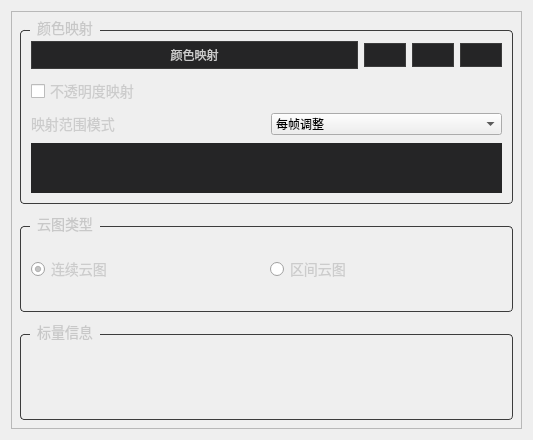
Before: the Qt Designer form Qt/Resources/UI/ScalarView.ui in hu-shuhan/editOpeniGame, drawn with Qt 5.
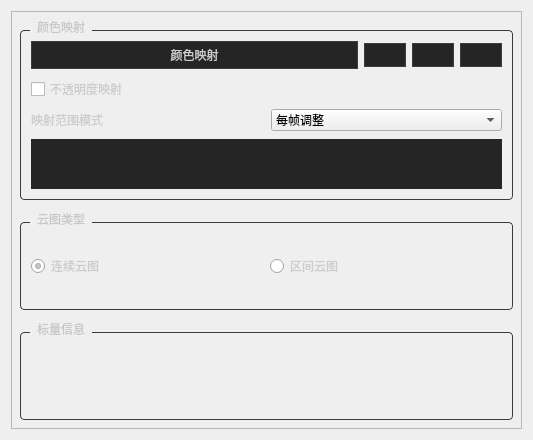
After: the same form once the commit is applied. Icons and pictures are not drawn. Custom widgets are drawn as their Qt base class.

Commit message:
fix(ui): 统一各面板字号（去掉 .ui 内联字号，应用字体对齐全局 13px）
- 删除 7 个面板/对话框 .ui 里内联写死的 font-size（11px~16px 不等）与 1 处 pointsize 8，
  改为继承主题 QSS 的全局 13px；这些面板自带样式表优先级高于主窗口 QSS，全局规则盖不住
- appFont.setPointSize(12) → setPointSizeF(9.75)：QSS 的 13px 是逻辑像素（随 DPI 缩放），
  而 setPixelSize 是设备像素，150% 缩放下两者相差 1.5 倍
- 影响：标量场 / 变量相关性 / 搜索信息 / 选择 / 流线 / 背景色对话框等与左侧初始面板字号一致

```diff
--- a/Qt/Resources/UI/ScalarView.ui
+++ b/Qt/Resources/UI/ScalarView.ui
@@ -62,7 +62,7 @@
             <string>颜色映射</string>
            </property>
            <property name="styleSheet">
-            <string notr="true">QGroupBox { font-size: 14px; color: #C8C8C8; border: 1px solid #3C3C3C; border-radius: 4px; margin-top: 10px; }
+            <string notr="true">QGroupBox { color: #C8C8C8; border: 1px solid #3C3C3C; border-radius: 4px; margin-top: 10px; }
 QGroupBox::title { subcontrol-origin: margin; left: 10px; padding: 0 5px 0 5px; }</string>
            </property>
            <layout class="QVBoxLayout" name="verticalLayout_ColorMapping">
@@ -192,7 +192,7 @@
                 <string>不透明度映射</string>
                 </property>
                 <property name="styleSheet">
-                <string notr="true">QCheckBox { font-size: 14px; color: #CCCCCC; }</string>
+                <string notr="true">QCheckBox { color: #CCCCCC; }</string>
                 </property>
              </widget>
             </item>
@@ -206,7 +206,7 @@
                   <string>映射范围模式</string>
                  </property>
                  <property name="styleSheet">
-                  <string notr="true">QLabel { font-size: 14px; color: #CCCCCC; }</string>
+                  <string notr="true">QLabel { color: #CCCCCC; }</string>
                  </property>
                 </widget>
                </item>
@@ -244,7 +244,7 @@
             <string>云图类型</string>
            </property>
            <property name="styleSheet">
-            <string notr="true">QGroupBox { font-size: 14px; color: #C8C8C8; border: 1px solid #3C3C3C; border-radius: 4px; margin-top: 10px; }
+            <string notr="true">QGroupBox { color: #C8C8C8; border: 1px solid #3C3C3C; border-radius: 4px; margin-top: 10px; }
 QGroupBox::title { subcontrol-origin: margin; left: 10px; padding: 0 5px 0 5px; }</string>
            </property>
            <layout class="QHBoxLayout" name="horizontalLayout_3">
@@ -269,7 +269,7 @@
                <bool>true</bool>
               </property>
               <property name="styleSheet">
-               <string notr="true">QRadioButton { font-size: 14px; color: #CCCCCC; }</string>
+               <string notr="true">QRadioButton { color: #CCCCCC; }</string>
               </property>
              </widget>
             </item>
@@ -279,7 +279,7 @@
                <string>区间云图</string>
               </property>
               <property name="styleSheet">
-               <string notr="true">QRadioButton { font-size: 14px; color: #CCCCCC; }</string>
+               <string notr="true">QRadioButton { color: #CCCCCC; }</string>
               </property>
              </widget>
             </item>
@@ -294,7 +294,7 @@
             <string>标量信息</string>
            </property>
            <property name="styleSheet">
-            <string notr="true">QGroupBox { font-size: 14px; color: #C8C8C8; border: 1px solid #3C3C3C; border-radius: 4px; margin-top: 10px; }
+            <string notr="true">QGroupBox { color: #C8C8C8; border: 1px solid #3C3C3C; border-radius: 4px; margin-top: 10px; }
 QGroupBox::title { subcontrol-origin: margin; left: 10px; padding: 0 5px 0 5px; }</string>
            </property>
            <layout class="QVBoxLayout" name="verticalLayout_ScalarInfo">
@@ -319,7 +319,7 @@
                <set>Qt::AlignLeading|Qt::AlignLeft|Qt::AlignTop</set>
               </property>
               <property name="styleSheet">
-               <string notr="true">QLabel { font-size: 14px; color: #FFFFFF; }</string>
+               <string notr="true">QLabel { color: #FFFFFF; }</string>
               </property>
              </widget>
             </item>
```
The commit also changes 7 other files.
